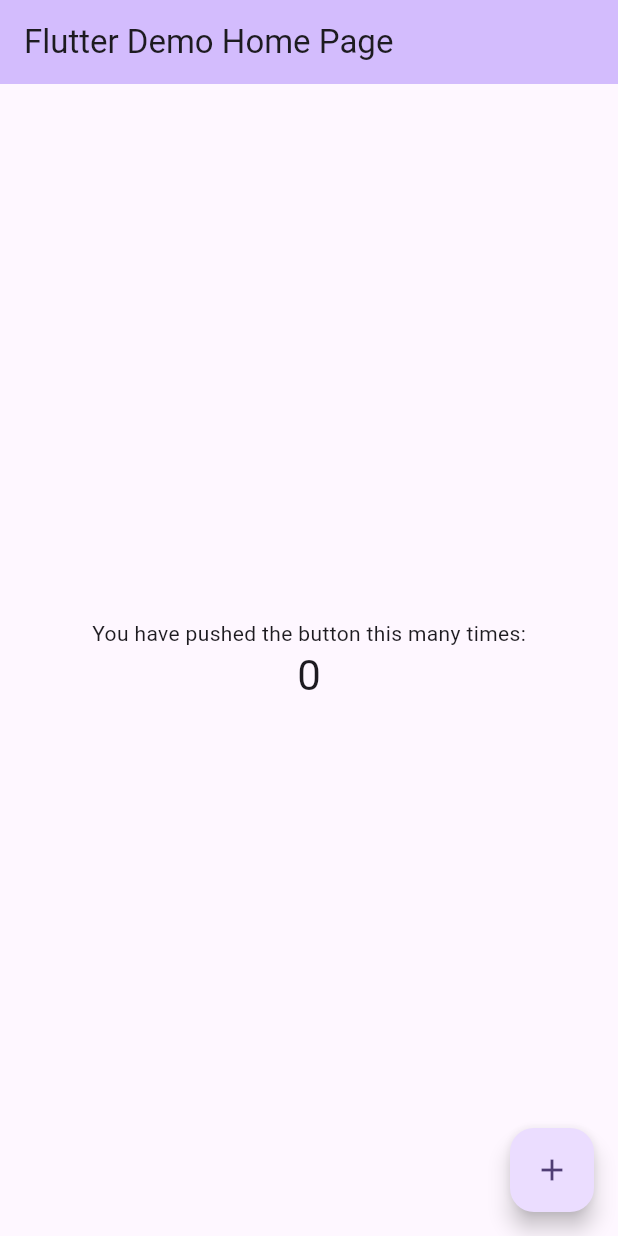
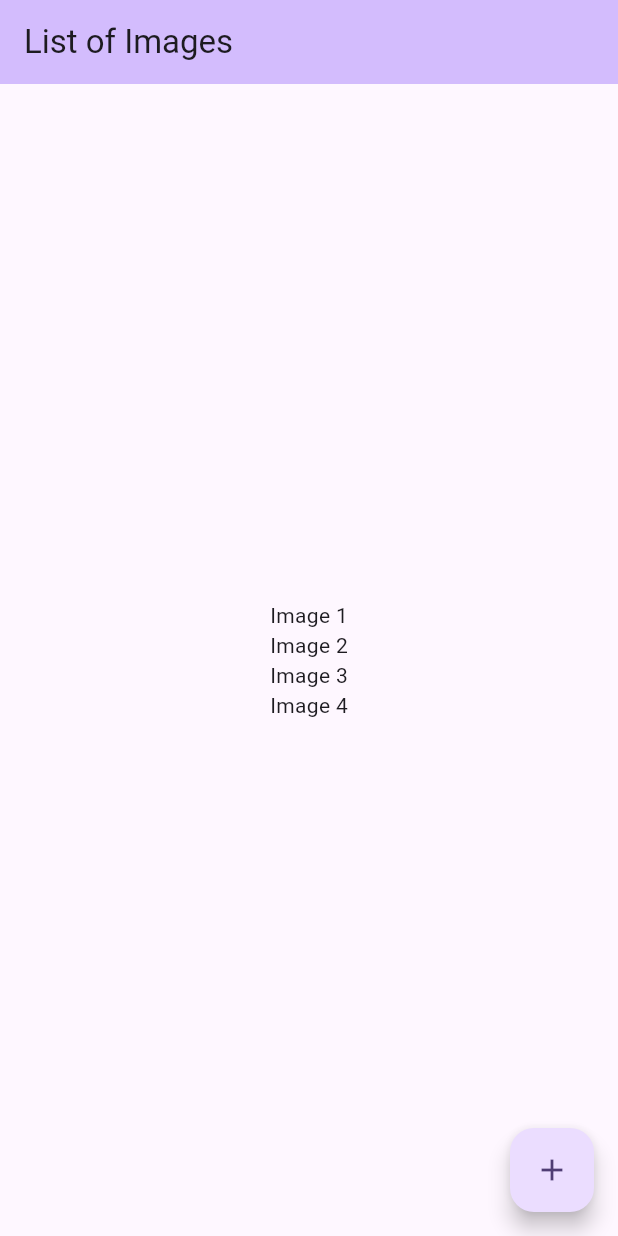
Before and after one commit to qchan727/Snowglobe, a Flutter app: the screen it shows after launch, on a phone screen of 412 x 824 dp. Run offline on Flutter 3.47's test engine with Material 3 defaults, Android fonts, the phone set to English and light mode, and no system bars.

Commit message:
changed title and body

```diff
--- a/snowglobe/lib/main.dart
+++ b/snowglobe/lib/main.dart
@@ -31,13 +31,13 @@ class MyApp extends StatelessWidget {
         colorScheme: ColorScheme.fromSeed(seedColor: Colors.deepPurple),
         useMaterial3: true,
       ),
-      home: const MyHomePage(title: 'Flutter Demo Home Page'),
+      home: const MyHomePage(),
     );
   }
 }
 
 class MyHomePage extends StatefulWidget {
-  const MyHomePage({super.key, required this.title});
+  const MyHomePage({super.key});
 
   // This widget is the home page of your application. It is stateful, meaning
   // that it has a State object (defined below) that contains fields that affect
@@ -48,15 +48,11 @@ class MyHomePage extends StatefulWidget {
   // used by the build method of the State. Fields in a Widget subclass are
   // always marked "final".
 
-  final String title;
-
   @override
   State<MyHomePage> createState() => _MyHomePageState();
 }
 
 class _MyHomePageState extends State<MyHomePage> {
-  int _counter = 0;
-
   void _incrementCounter() {
     setState(() {
       // This call to setState tells the Flutter framework that something has
@@ -64,7 +60,6 @@ class _MyHomePageState extends State<MyHomePage> {
       // so that the display can reflect the updated values. If we changed
       // _counter without calling setState(), then the build method would not be
       // called again, and so nothing would appear to happen.
-      _counter++;
     });
   }
 
@@ -84,33 +79,25 @@ class _MyHomePageState extends State<MyHomePage> {
         backgroundColor: Theme.of(context).colorScheme.inversePrimary,
         // Here we take the value from the MyHomePage object that was created by
         // the App.build method, and use it to set our appbar title.
-        title: Text(widget.title),
+        title: const Text("List of Images"),
       ),
-      body: Center(
+      body: const Center(
         // Center is a layout widget. It takes a single child and positions it
         // in the middle of the parent.
         child: Column(
-          // Column is also a layout widget. It takes a list of children and
-          // arranges them vertically. By default, it sizes itself to fit its
-          // children horizontally, and tries to be as tall as its parent.
-          //
-          // Column has various properties to control how it sizes itself and
-          // how it positions its children. Here we use mainAxisAlignment to
-          // center the children vertically; the main axis here is the vertical
-          // axis because Columns are vertical (the cross axis would be
-          // horizontal).
-          //
-          // TRY THIS: Invoke "debug painting" (choose the "Toggle Debug Paint"
-          // action in the IDE, or press "p" in the console), to see the
-          // wireframe for each widget.
           mainAxisAlignment: MainAxisAlignment.center,
           children: <Widget>[
-            const Text(
-              'You have pushed the button this many times:',
+            Text(
+              'Image 1',
             ),
             Text(
-              '$_counter',
-              style: Theme.of(context).textTheme.headlineMedium,
+              'Image 2',
+            ),
+            Text(
+              'Image 3',
+            ),
+            Text(
+              'Image 4',
             ),
           ],
         ),
```
